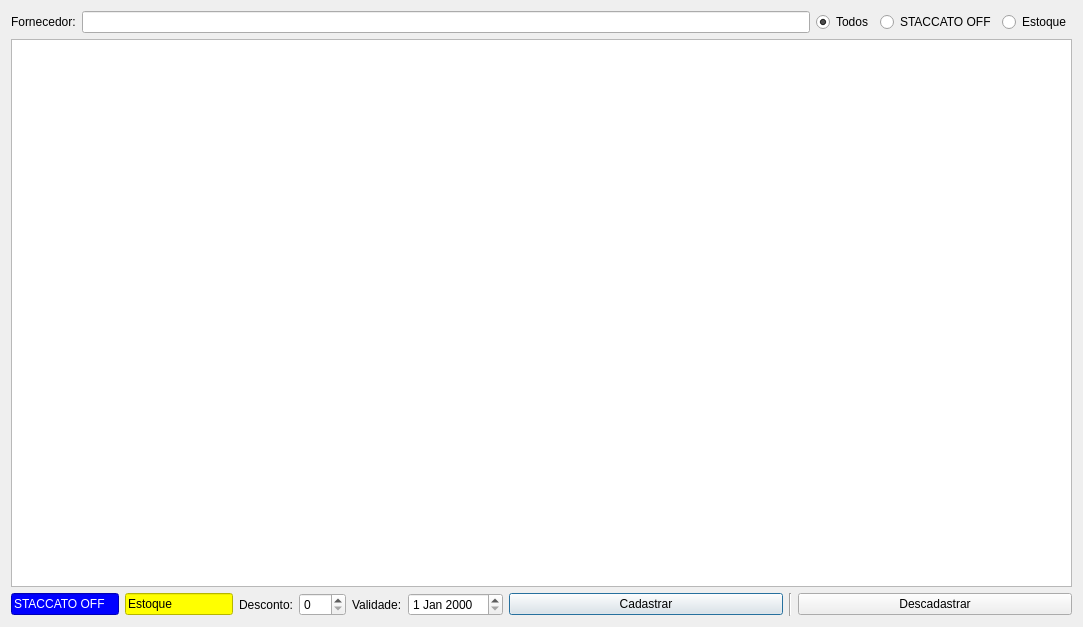
First picture: the form in ui/cadastroStaccatoOff.ui, repository darktorres/ERP-STACCATO, before the edit.
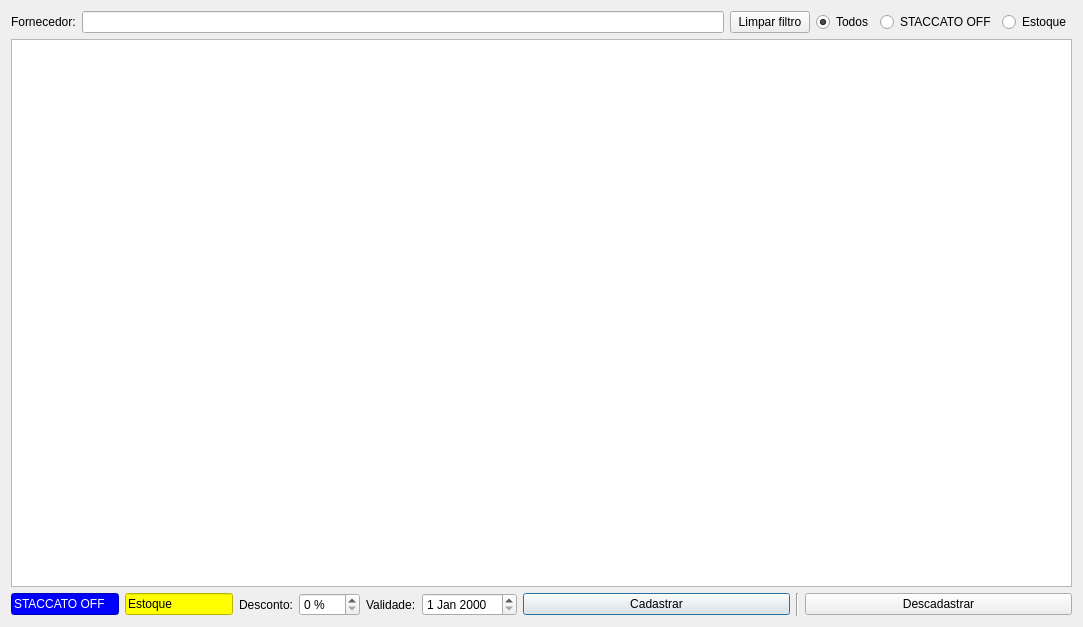
Second picture: the form after the edit. Custom widgets are drawn as their Qt base class.

Commit message: Melhorias no cadastro STACCATO OFF

Diff of the .ui file:
```diff
--- a/ui/cadastroStaccatoOff.ui
+++ b/ui/cadastroStaccatoOff.ui
@@ -93,6 +93,9 @@
          <verstretch>0</verstretch>
         </sizepolicy>
        </property>
+       <property name="suffix">
+        <string> %</string>
+       </property>
        <property name="decimals">
         <number>0</number>
        </property>
@@ -159,10 +162,7 @@
        </property>
       </widget>
      </item>
-     <item row="0" column="1">
-      <widget class="ItemBox" name="itemBoxFornecedor"/>
-     </item>
-     <item row="0" column="2">
+     <item row="0" column="3">
       <layout class="QHBoxLayout" name="horizontalLayout_2">
        <item>
         <widget class="QRadioButton" name="radioButtonTodos">
@@ -190,6 +190,16 @@
        </item>
       </layout>
      </item>
+     <item row="0" column="1">
+      <widget class="ItemBox" name="itemBoxFornecedor"/>
+     </item>
+     <item row="0" column="2">
+      <widget class="QPushButton" name="pushButtonLimparFiltroFornecedor">
+       <property name="text">
+        <string>Limpar filtro</string>
+       </property>
+      </widget>
+     </item>
     </layout>
    </item>
   </layout>
```
The commit also changes 2 other files.
